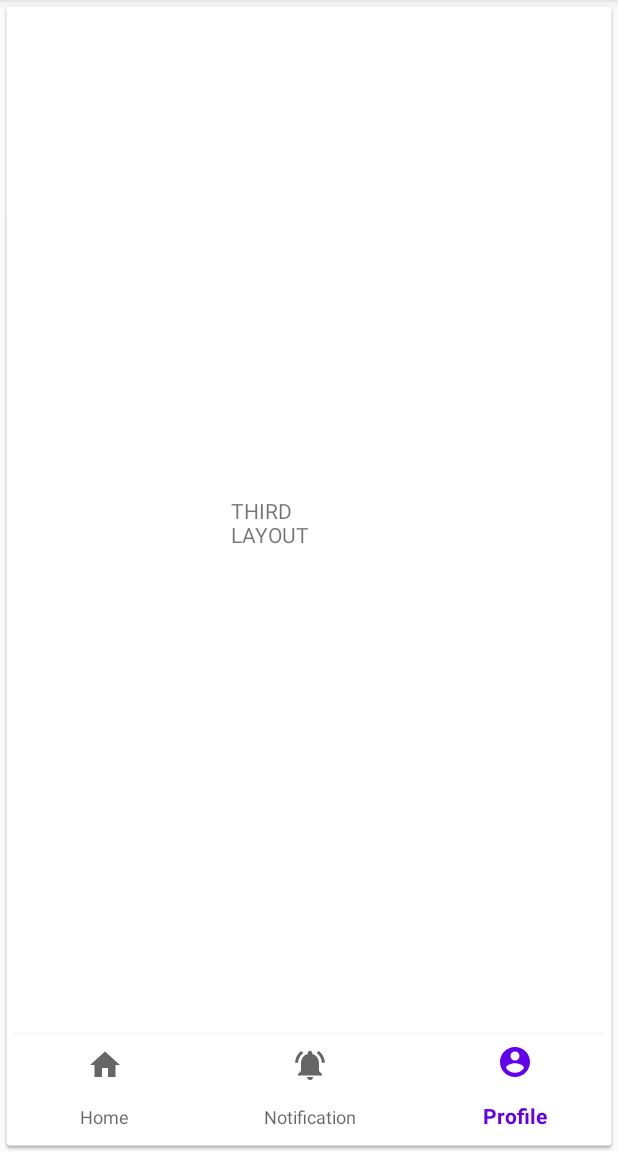
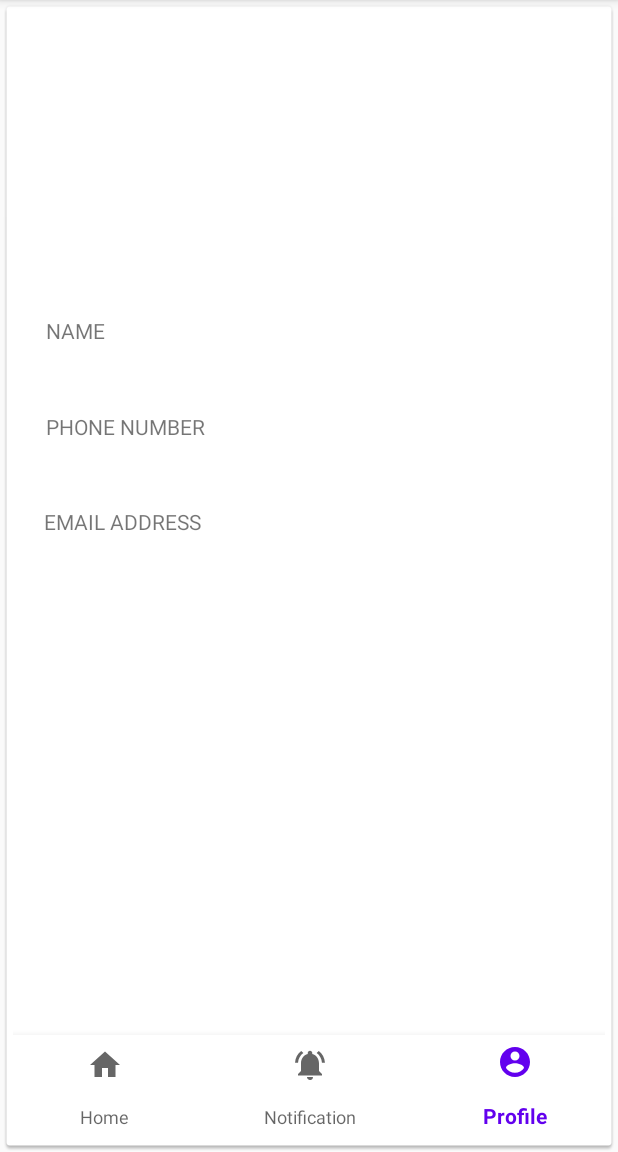
Before and after one commit to maruthumj/mini_project, an Android app: the profile screen opened through its navigation route, on a phone screen of 412 x 824 dp, the part 84-1236 px from its top. Run offline under Robolectric (Android 15) with nearby library versions, the phone set to English and light mode, and no system bars; our stand-ins replace Firebase (no records; nobody signed in at launch, a user with empty details on screens opened directly), navigation-ui.

Commit message:
added fragments login,register,bottom navigation, firebase authentication and firestore, sep-6=added forgot password feature.

```diff
--- a/app/build.gradle
+++ b/app/build.gradle
@@ -38,6 +38,8 @@ dependencies {
     implementation 'androidx.navigation:navigation-fragment:2.1.0'
     implementation 'androidx.navigation:navigation-ui:2.1.0'
     implementation 'androidx.legacy:legacy-support-v4:1.0.0'
+    implementation 'com.android.support:recyclerview-v7:28.0.0'
+    implementation 'com.android.support:cardview-v7:28.0.0'
     testImplementation 'junit:junit:4.12'
     androidTestImplementation 'androidx.test.ext:junit:1.1.1'
     androidTestImplementation 'androidx.test.espresso:espresso-core:3.2.0'
--- a/app/src/main/java/com/example/project_management/MainActivity.java
+++ b/app/src/main/java/com/example/project_management/MainActivity.java
@@ -1,5 +1,6 @@
 package com.example.project_management;
 
+import androidx.annotation.NonNull;
 import androidx.appcompat.app.AppCompatActivity;
 import androidx.navigation.NavController;
 import androidx.navigation.Navigation;
@@ -10,19 +11,17 @@ import android.os.Bundle;
 
 import com.google.android.material.bottomnavigation.BottomNavigationView;
 import com.google.firebase.auth.FirebaseAuth;
+import com.google.firebase.auth.FirebaseUser;
 
 public class MainActivity extends AppCompatActivity {
-FirebaseAuth mauth;
+
     @Override
     protected void onCreate(Bundle savedInstanceState) {
         super.onCreate(savedInstanceState);
         setContentView(R.layout.activity_main);
-        mauth=FirebaseAuth.getInstance();
-        if(mauth.getCurrentUser() == null)
-        {
-            startActivity(new Intent(getApplicationContext(),login.class));
-            finish();
-        }
+
+
+
 
 
         BottomNavigationView bottomNavigationView = findViewById(R.id.bottomNavigationView);
--- a/app/src/main/java/com/example/project_management/profile.java
+++ b/app/src/main/java/com/example/project_management/profile.java
@@ -1,12 +1,23 @@
 package com.example.project_management;
 
+import android.content.res.Resources;
 import android.os.Bundle;
 
+import androidx.annotation.Nullable;
 import androidx.fragment.app.Fragment;
-
+import java.lang.String;
 import android.view.LayoutInflater;
 import android.view.View;
 import android.view.ViewGroup;
+import android.widget.TextView;
+
+import com.google.firebase.auth.FirebaseAuth;
+import com.google.firebase.firestore.DocumentReference;
+import com.google.firebase.firestore.DocumentSnapshot;
+import com.google.firebase.firestore.EventListener;
+import com.google.firebase.firestore.FirebaseFirestore;
+import com.google.firebase.firestore.FirebaseFirestoreException;
+import com.google.firebase.firestore.auth.User;
 
 /**
  * A simple {@link Fragment} subclass.
@@ -14,6 +25,7 @@ import android.view.ViewGroup;
  * create an instance of this fragment.
  */
 public class profile extends Fragment {
+    TextView name,email,phonenum;
 
     // TODO: Rename parameter arguments, choose names that match
     // the fragment initialization parameters, e.g. ARG_ITEM_NUMBER
@@ -55,10 +67,32 @@ public class profile extends Fragment {
         }
     }
 
+    //FirebaseFirestore fstore;
+    //FirebaseAuth fauth;
+    //String userid;
     @Override
     public View onCreateView(LayoutInflater inflater, ViewGroup container,
                              Bundle savedInstanceState) {
         // Inflate the layout for this fragment
-        return inflater.inflate(R.layout.fragment_profile, container, false);
+
+        View v= inflater.inflate(R.layout.fragment_profile, container, false);
+        /*name = (TextView) v.findViewById(R.id.name1);
+        email = (TextView) v.findViewById(R.id.email1);
+        phonenum = (TextView) v.findViewById(R.id.phone1);
+        fauth = FirebaseAuth.getInstance();
+        fstore = FirebaseFirestore.getInstance();
+        userid = fauth.getCurrentUser().getUid();
+        DocumentReference docref = fstore.collection("users").document(userid);
+        docref.addSnapshotListener(this, new EventListener<DocumentSnapshot>() {
+            @Override
+            public void onEvent(@Nullable DocumentSnapshot value, @Nullable FirebaseFirestoreException error) {
+
+                phonenum.setText(DocumentSnapshot.getString("phone"));
+                email.setText(DocumentSnapshot.getString("email"));
+                name.setText(DocumentSnapshot.getString("fname"));
+            }
+        });*/
+        return v;
     }
+
 }
--- a/app/src/main/res/layout/fragment_profile.xml
+++ b/app/src/main/res/layout/fragment_profile.xml
@@ -5,15 +5,85 @@
     android:id="@+id/frameLayout3"
     android:layout_width="match_parent"
     android:layout_height="match_parent"
-    tools:context=".profile">
+    tools:context=".profile" >
+
+    <TextView
+        android:id="@+id/email1"
+        android:layout_width="138dp"
+        android:layout_height="34dp"
+        app:layout_constraintBottom_toBottomOf="parent"
+        app:layout_constraintEnd_toEndOf="parent"
+        app:layout_constraintHorizontal_bias="0.89"
+        app:layout_constraintStart_toStartOf="parent"
+        app:layout_constraintTop_toTopOf="parent"
+        app:layout_constraintVertical_bias="0.502" />
+
+    <TextView
+        android:id="@+id/textView7"
+        android:layout_width="120dp"
+        android:layout_height="37dp"
+        android:text="EMAIL ADDRESS"
+        app:layout_constraintBottom_toBottomOf="parent"
+        app:layout_constraintEnd_toEndOf="parent"
+        app:layout_constraintHorizontal_bias="0.115"
+        app:layout_constraintStart_toStartOf="parent"
+        app:layout_constraintTop_toTopOf="parent"
+        app:layout_constraintVertical_bias="0.499" />
 
     <TextView
         android:id="@+id/textView6"
-        android:layout_width="92dp"
-        android:layout_height="53dp"
-        android:text="THIRD LAYOUT"
+        android:layout_width="116dp"
+        android:layout_height="40dp"
+        android:text="PHONE NUMBER"
         app:layout_constraintBottom_toBottomOf="parent"
         app:layout_constraintEnd_toEndOf="parent"
+        app:layout_constraintHorizontal_bias="0.118"
         app:layout_constraintStart_toStartOf="parent"
-        app:layout_constraintTop_toTopOf="parent" />
+        app:layout_constraintTop_toTopOf="parent"
+        app:layout_constraintVertical_bias="0.4" />
+
+    <TextView
+        android:id="@+id/textView3"
+        android:layout_width="113dp"
+        android:layout_height="36dp"
+        android:text="NAME"
+        app:layout_constraintBottom_toBottomOf="parent"
+        app:layout_constraintEnd_toEndOf="parent"
+        app:layout_constraintHorizontal_bias="0.117"
+        app:layout_constraintStart_toStartOf="parent"
+        app:layout_constraintTop_toTopOf="parent"
+        app:layout_constraintVertical_bias="0.296" />
+
+    <TextView
+        android:id="@+id/name1"
+        android:layout_width="135dp"
+        android:layout_height="27dp"
+        app:layout_constraintBottom_toBottomOf="parent"
+        app:layout_constraintEnd_toEndOf="parent"
+        app:layout_constraintHorizontal_bias="0.891"
+        app:layout_constraintStart_toStartOf="parent"
+        app:layout_constraintTop_toTopOf="parent"
+        app:layout_constraintVertical_bias="0.292" />
+
+    <TextView
+        android:id="@+id/phone1"
+        android:layout_width="139dp"
+        android:layout_height="23dp"
+        app:layout_constraintBottom_toBottomOf="parent"
+        app:layout_constraintEnd_toEndOf="parent"
+        app:layout_constraintHorizontal_bias="0.904"
+        app:layout_constraintStart_toStartOf="parent"
+        app:layout_constraintTop_toTopOf="parent"
+        app:layout_constraintVertical_bias="0.401" />
+
+    <ImageView
+        android:id="@+id/imageView3"
+        android:layout_width="wrap_content"
+        android:layout_height="wrap_content"
+        app:layout_constraintBottom_toTopOf="@+id/name1"
+        app:layout_constraintEnd_toEndOf="parent"
+        app:layout_constraintStart_toStartOf="parent"
+        app:layout_constraintTop_toTopOf="parent"
+        tools:src="@tools:sample/avatars" />
+
 </androidx.constraintlayout.widget.ConstraintLayout>
```
Also changed, not shown: app/src/main/AndroidManifest.xml (+3 -6 lines), app/src/main/java/com/example/project_management/login.java (+28 -3 lines), app/src/main/java/com/example/project_management/register.java (+11 -7 lines), app/src/main/res/layout/activity_login.xml (+16 -1 lines).
